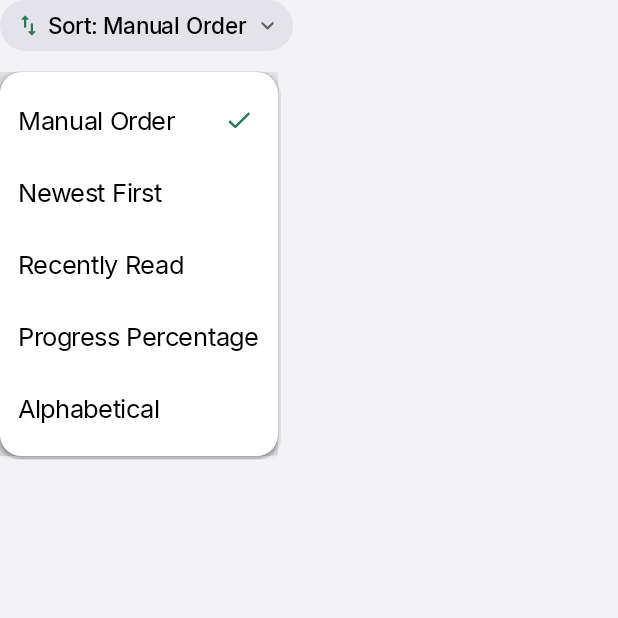
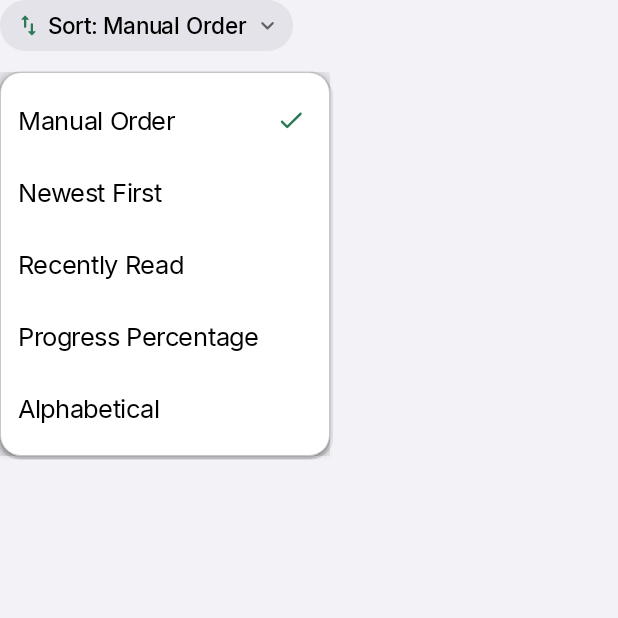
Before and after one commit to efeeyyy/SummitRead, an Android app built with Jetpack Compose: the composable SortChip shown on its own in the app's theme, after a tap on "Sort: Manual Order", on a phone screen of 412 x 824 dp, the top half of it. Run offline under Robolectric (Android 15) with nearby library versions, the phone set to English and light mode, and no system bars.

Commit message:
Home: compact Add Book sheet, scroll-friendly colour wheel, iOS-style menus
Co-Authored-By: Claude Opus 5.5 <noreply@anthropic.com>

```diff
--- a/app/src/main/java/com/example/summitread/ui/home/HomeComponents.kt
+++ b/app/src/main/java/com/example/summitread/ui/home/HomeComponents.kt
@@ -7,19 +7,15 @@ import androidx.compose.foundation.background
 import androidx.compose.foundation.border
 import androidx.compose.foundation.layout.Arrangement
 import androidx.compose.foundation.layout.Box
-import androidx.compose.foundation.layout.ColumnScope
 import androidx.compose.foundation.layout.Row
 import androidx.compose.foundation.layout.padding
 import androidx.compose.foundation.layout.size
 import androidx.compose.foundation.shape.RoundedCornerShape
 import androidx.compose.material.icons.Icons
-import androidx.compose.material.icons.rounded.Check
 import androidx.compose.material.icons.rounded.Inventory2
 import androidx.compose.material.icons.rounded.KeyboardArrowDown
 import androidx.compose.material.icons.rounded.LocalFireDepartment
 import androidx.compose.material.icons.rounded.SwapVert
-import androidx.compose.material3.DropdownMenu
-import androidx.compose.material3.DropdownMenuItem
 import androidx.compose.material3.Icon
 import androidx.compose.material3.Text
 import androidx.compose.runtime.Composable
@@ -48,6 +44,8 @@ import com.example.summitread.theme.AppShapes
 import com.example.summitread.theme.AppTheme
 import com.example.summitread.theme.AppType
 import com.example.summitread.theme.rememberAppHaptics
+import com.example.summitread.ui.components.AppMenu
+import com.example.summitread.ui.components.AppMenuItem
 import com.example.summitread.ui.components.GroupedRow
 import com.example.summitread.ui.components.HairlineWidth
 import com.example.summitread.ui.components.InsetGroupedSection
@@ -104,49 +102,6 @@ fun StreakBadge(streak: Int, modifier: Modifier = Modifier) {
     }
 }
 
-/** Dropdown menu in the design-system look (rounded, opaque elevated surface, soft shadow). */
-@Composable
-fun HomeDropdownMenu(
-    expanded: Boolean,
-    onDismissRequest: () -> Unit,
-    content: @Composable ColumnScope.() -> Unit
-) {
-    DropdownMenu(
-        expanded = expanded,
-        onDismissRequest = onDismissRequest,
-        shape = AppShapes.medium,
-        containerColor = AppTheme.colors.elevatedSurface,
-        tonalElevation = 0.dp,
-        shadowElevation = 12.dp,
-        content = content
-    )
-}
-
-@Composable
-fun HomeMenuItem(
-    text: String,
-    onClick: () -> Unit,
-    modifier: Modifier = Modifier,
-    selected: Boolean = false
-) {
-    val colors = AppTheme.colors
-    DropdownMenuItem(
-        text = { Text(text, style = AppType.Body, color = colors.label) },
-        trailingIcon = if (selected) {
-            {
-                Icon(
-                    Icons.Rounded.Check,
-                    contentDescription = stringResource(R.string.menu_item_selected),
-                    tint = colors.tint,
-                    modifier = Modifier.size(20.dp)
-                )
-            }
-        } else null,
-        onClick = onClick,
-        modifier = modifier
-    )
-}
-
 /** "Sort: Manual Order" capsule that opens the sort menu. Shown above the list view. */
 @Composable
 fun SortChip(
@@ -196,9 +151,9 @@ fun SortChip(
                 modifier = Modifier.size(18.dp)
             )
         }
-        HomeDropdownMenu(expanded = open, onDismissRequest = { open = false }) {
+        AppMenu(expanded = open, onDismissRequest = { open = false }) {
             SortOption.entries.forEach { option ->
-                HomeMenuItem(
+                AppMenuItem(
                     text = option.label,
                     selected = option == current,
                     onClick = {
--- a/app/src/main/res/values/strings_home.xml
+++ b/app/src/main/res/values/strings_home.xml
@@ -8,7 +8,6 @@
     <string name="switch_to_list_view">Switch to list view</string>
     <string name="switch_to_shelf_view">Switch to shelf view</string>
     <string name="sort_prefix">Sort: %1$s</string>
-    <string name="menu_item_selected">Selected</string>
     <string name="empty_library_title">Your library is empty</string>
     <string name="empty_library_message">Add your first book and start climbing.</string>
     <string name="empty_archive_title">No archived books</string>
```
Also changed, not shown: app/src/main/java/com/example/summitread/ui/home/AddBookSheet.kt (+4 -6 lines), app/src/main/java/com/example/summitread/ui/home/BookListLayout.kt (+6 -2 lines), app/src/main/java/com/example/summitread/ui/home/BookSpineItem.kt (+7 -2 lines), app/src/main/java/com/example/summitread/ui/home/ColorWheelPicker.kt (+21 -5 lines).
